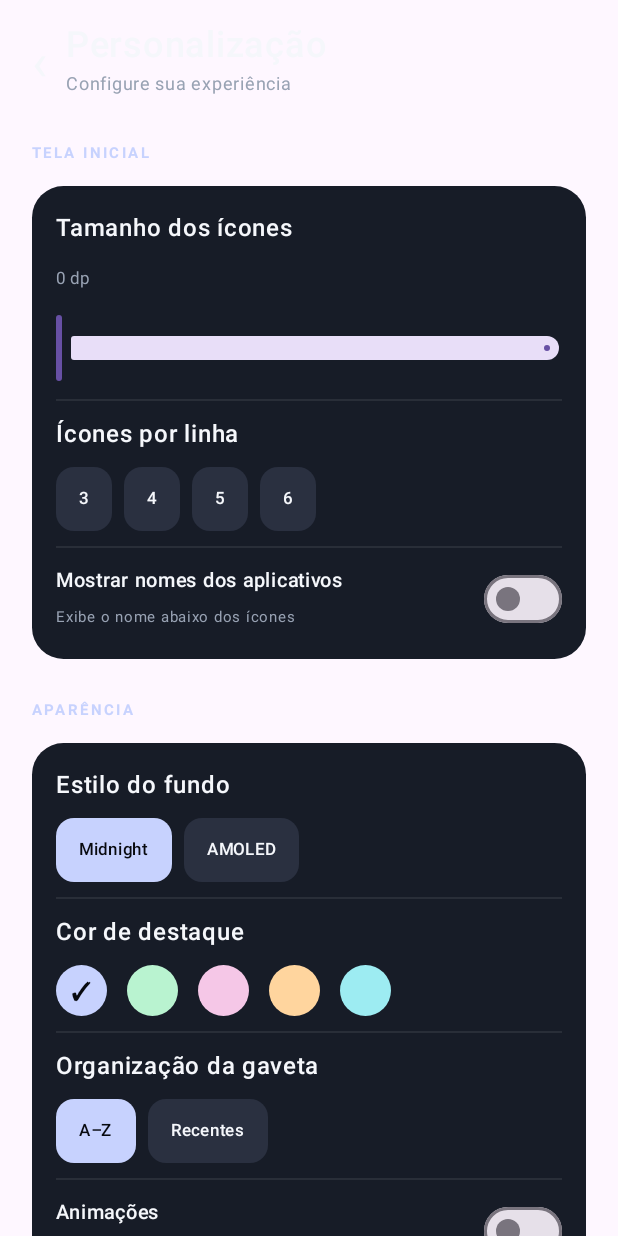
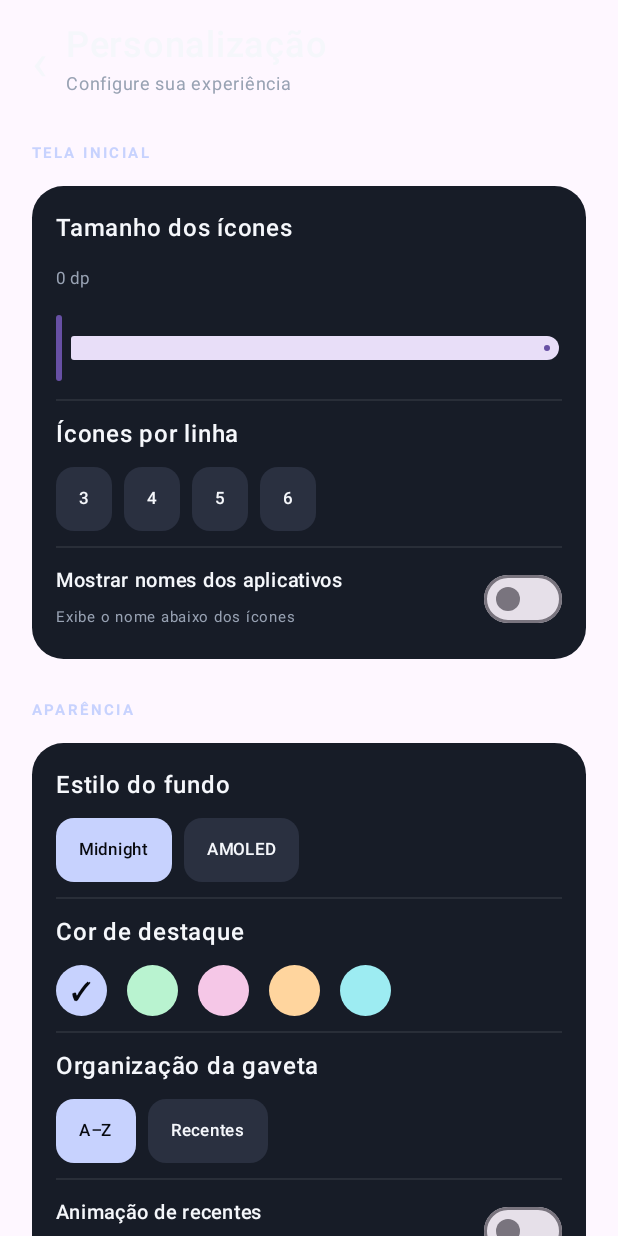
Before and after one commit to matheusvini-art/AURA-Launcher, an Android app built with Jetpack Compose: the composable SettingsScreen called with empty values, on a phone screen of 412 x 824 dp. Run offline under Robolectric (Android 15) with nearby library versions, the phone set to English and light mode, and no system bars.

Commit message:
Clarify the scope of the recent-app animation setting

```diff
--- a/app/src/main/java/com/auralauncher/MainActivity.kt
+++ b/app/src/main/java/com/auralauncher/MainActivity.kt
@@ -847,7 +847,7 @@ private fun SettingsScreen(
                 ChoiceChip("Recentes", sortMode == 1, accent) { onSort(1) }
             }
             Divider(color = Color.White.copy(alpha = 0.08f))
-            SettingSwitch("Animações", "Ativa transições e movimentos suaves", animations, onAnimations)
+            SettingSwitch("Animação de recentes", "Suaviza a entrada e a saída dos aplicativos recentes", animations, onAnimations)
         }
 
         SettingsHeading("ORGANIZAÇÃO", accent)
```
